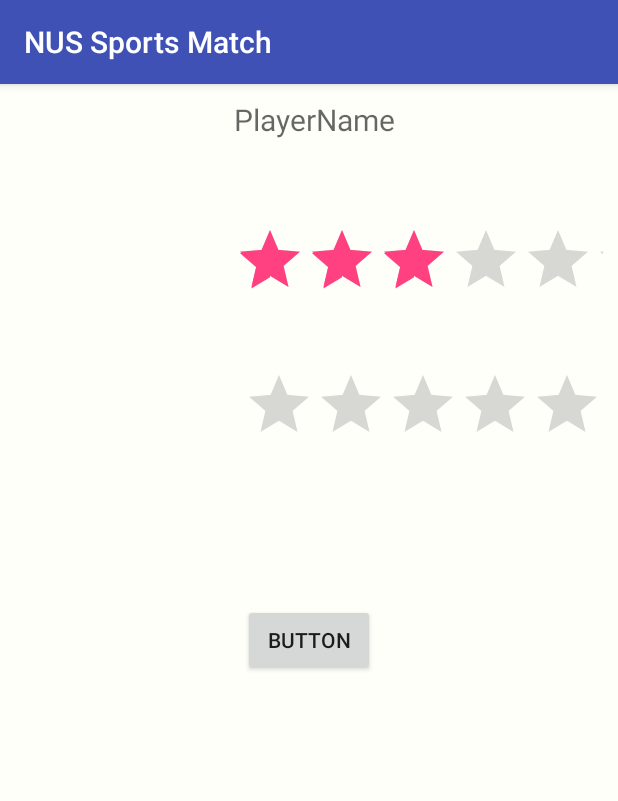
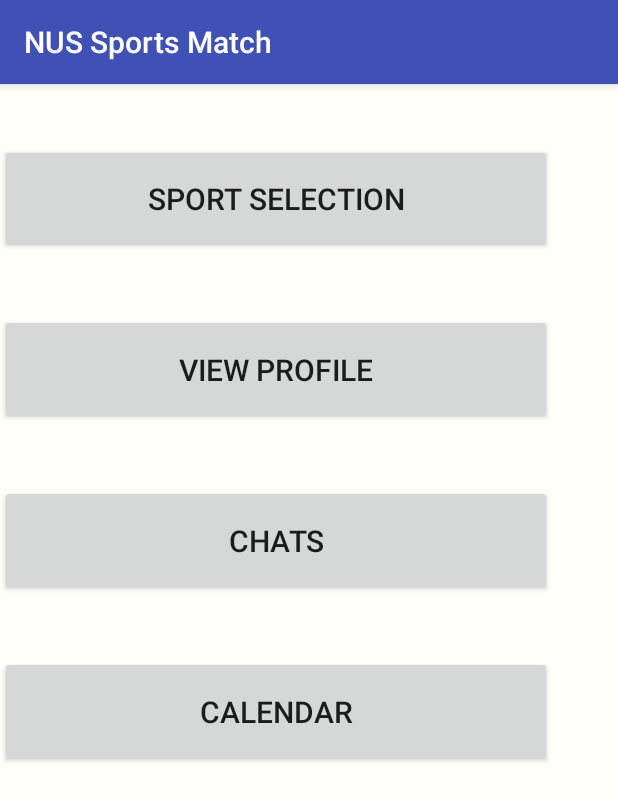
Before and after one commit to RachiketArya/MyApplication3, an Android app: the MyProfile screen opened directly, with no data from a screen before it, on a phone screen of 412 x 824 dp. Shown: the top 801 px of the screen. Run offline under Robolectric (Android 15) with nearby library versions, the phone set to English and light mode, and no system bars; 3 statements that could not run were skipped.

Commit message:
Some modifications.

```diff
--- a/app/src/main/java/com/example/rachiket/myapplication/MainActivity.java
+++ b/app/src/main/java/com/example/rachiket/myapplication/MainActivity.java
@@ -1,6 +1,5 @@
 package com.example.rachiket.myapplication;
 
-import android.app.Activity;
 import android.content.Intent;
 import android.os.Bundle;
 import android.support.v7.app.AppCompatActivity;
@@ -23,7 +22,7 @@ public class MainActivity extends AppCompatActivity {
     @Override
     protected void onCreate(Bundle savedInstanceState) {
         super.onCreate(savedInstanceState);
-        setContentView(R.layout.main_login_page);
+        setContentView(R.layout.activity_main);
         initialiseUI();
 
     }
--- a/app/src/main/java/com/example/rachiket/myapplication/menuAfterLogin.java
+++ b/app/src/main/java/com/example/rachiket/myapplication/menuAfterLogin.java
@@ -14,7 +14,7 @@ public class menuAfterLogin extends AppCompatActivity {
     @Override
     protected void onCreate(Bundle savedInstanceState) {
         super.onCreate(savedInstanceState);
-        setContentView(R.layout.activity_main);
+        setContentView(R.layout.profile);
         Button sportsBut = (Button) findViewById(R.id.button);
         sportsBut.setOnClickListener(new View.OnClickListener() {
             @Override
--- a/app/src/main/res/layout/profile.xml
+++ b/app/src/main/res/layout/profile.xml
@@ -1,59 +1,60 @@
 <?xml version="1.0" encoding="utf-8"?>
-<RelativeLayout xmlns:android="http://schemas.android.com/apk/res/android"
+<android.support.constraint.ConstraintLayout xmlns:android="http://schemas.android.com/apk/res/android"
     xmlns:app="http://schemas.android.com/apk/res-auto"
+    xmlns:tools="http://schemas.android.com/tools"
     android:layout_width="match_parent"
     android:layout_height="match_parent"
-    android:background="@color/white"
-    android:paddingRight="10dp"
-    android:paddingLeft="10dp"
-    android:paddingTop="10dp"
-    android:paddingBottom="10dp"
-    >
+    tools:context="com.example.rachiket.myapplication.MainActivity"
+    android:background = "@color/white">
 
-    <TextView
-        android:id="@+id/PlayerName"
-        android:layout_width="wrap_content"
-        android:layout_height="wrap_content"
-        android:hint="PlayerName"
-        android:textSize="20sp"
-        android:textColor="@color/sky_blue"
-        android:layout_alignParentTop="true"
-        android:layout_alignStart="@+id/ratingBar3" />
+    <LinearLayout
+        android:orientation="vertical"
+        android:weightSum="4"
+        android:layout_width="368dp"
+        android:layout_height="495dp"
+        tools:layout_editor_absoluteY="0dp"
+        tools:layout_editor_absoluteX="8dp">
 
-    <RatingBar
-        android:id="@+id/ratingBar3"
-        android:layout_width="246dp"
-        android:layout_height="wrap_content"
-        android:layout_gravity="center_horizontal"
-        android:isIndicator="true"
-        android:numStars="5"
-        android:rating="0"
-        android:stepSize="0.02"
-        android:visibility="visible"
-        android:layout_below="@+id/PlayerName"
-        android:layout_alignParentEnd="true"
-        android:layout_marginTop="56dp" />
+        <Button
+            android:id="@+id/button"
+            android:layout_weight="1"
+            android:layout_marginBottom="@dimen/marM"
+            android:layout_marginTop="@dimen/marT"
+            android:textSize="20sp"
+            android:layout_width="match_parent"
+            android:layout_height="0dp"
+            android:text="@string/first_button" />
 
-    <RatingBar
-        android:layout_width="wrap_content"
-        android:layout_height="wrap_content"
-        android:layout_marginTop="39dp"
-        android:id="@+id/ratingBar2"
-        android:visibility="visible"
-        android:numStars="5"
-        android:stepSize="0.02"
-        android:rating="0"
-        android:isIndicator="true"
-        android:layout_below="@+id/ratingBar3"
-        android:layout_alignParentEnd="true" />
+        <Button
+            android:id="@+id/button2"
+            android:layout_weight="1"
+            android:layout_marginBottom="@dimen/marM"
+            android:layout_marginTop="@dimen/marM"
+            android:textSize="20sp"
+            android:layout_width="match_parent"
+            android:layout_height="0dp"
+            android:text="@string/second_button"/>
 
-    <Button
-        android:id="@+id/edit"
-        android:layout_width="wrap_content"
-        android:layout_height="wrap_content"
-        android:layout_alignStart="@+id/ratingBar2"
-        android:layout_below="@+id/ratingBar2"
-        android:layout_marginTop="99dp"
-        android:text="Button" />
+        <Button
+            android:id="@+id/button3"
+            android:layout_weight="1"
+            android:layout_marginBottom="@dimen/marM"
+            android:layout_marginTop="@dimen/marM"
+            android:textSize="20sp"
+            android:layout_width="match_parent"
+            android:layout_height="0dp"
+            android:text="@string/third_button"/>
 
-</RelativeLayout>
+        <Button
+            android:id="@+id/button4"
+            android:layout_weight="1"
+            android:layout_marginTop="@dimen/marM"
+            android:layout_marginBottom="@dimen/marT"
+            android:textSize="20sp"
+            android:layout_width="match_parent"
+            android:layout_height="0dp"
+            android:text="@string/fourth_button"/>
+
+    </LinearLayout>
+
+</android.support.constraint.ConstraintLayout>
--- a/app/src/main/res/values/colors.xml
+++ b/app/src/main/res/values/colors.xml
@@ -16,4 +16,5 @@
     <item name="yellow" type="color">#FFFF00</item>
     <item name="white" type="color">#FAFFFFFA</item>
     <item name="sky_blue" type="color">#AABFFF</item>
+    <item name="lightorange" type="color">#F6CC98</item>
 </resources>
```
Also changed, not shown: app/src/main/AndroidManifest.xml (+6 -1 lines), app/src/main/res/layout/activity_main.xml (+87 -48 lines), app/src/main/res/layout/main_login_page.xml (deleted, +0 -99 lines).
